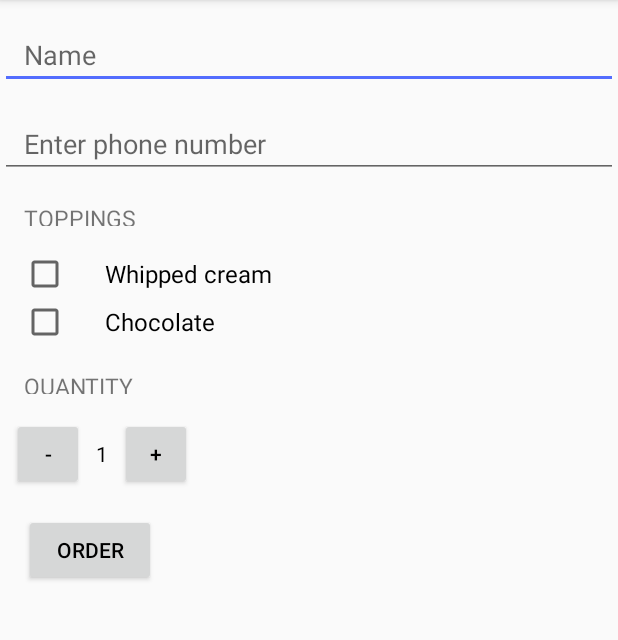
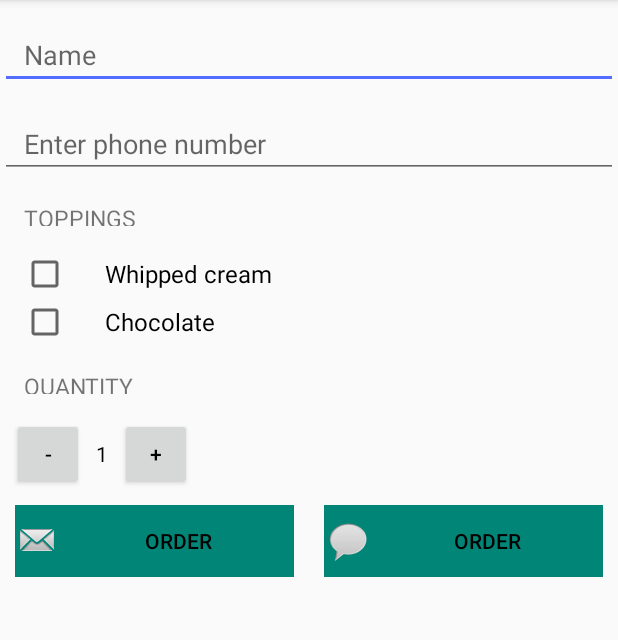
Before and after one commit to Ramasindi/Coffee-ordering-App, an Android app: the screen it shows after launch (MainActivity), on a phone screen of 412 x 824 dp, the part 84-724 px from its top. Run offline under Robolectric (Android 15) with nearby library versions, the phone set to English and light mode, and no system bars.

Commit message:
adapt best practices on activity_main layout

```diff
--- a/app/src/main/java/com/thalukanyo/android/coffeorder/MainActivity.java
+++ b/app/src/main/java/com/thalukanyo/android/coffeorder/MainActivity.java
@@ -104,7 +104,7 @@ public class MainActivity extends AppCompatActivity {
      * This method is for decrementing
      */
 
-    public void decrement(View view) {
+    public void reduceQuantity(View view) {
         if (quantity == 1) {
             Toast.makeText(this, "You can not have less than one coffee", Toast.LENGTH_SHORT).show();
             return;
@@ -113,19 +113,11 @@ public class MainActivity extends AppCompatActivity {
         displayQuantity(quantity);
     }
 
-
-    /**
-     * This method displays the given quantity value on the screen.
-     */
     private void displayQuantity(int number) {
         TextView quantityTextView = findViewById(
                 R.id.quantity_text_view);
         quantityTextView.setText("" + number);
     }
-
-    /**
-     * Calculates the price of the order.
-     */
 
     private int calculatePrice(boolean whippedCream, boolean chocolate) {
         int price = quantity * 5;
@@ -137,10 +129,5 @@ public class MainActivity extends AppCompatActivity {
         }
         return price;
     }
-    /**
-     * This method displays the given text on the screen.
-
-     */
-
 
 }
--- a/app/src/main/res/layout/activity_main.xml
+++ b/app/src/main/res/layout/activity_main.xml
@@ -1,66 +1,88 @@
 <?xml version="1.0" encoding="utf-8"?>
 <ScrollView xmlns:android="http://schemas.android.com/apk/res/android"
 
+    xmlns:tools="http://schemas.android.com/tools"
     android:layout_width="match_parent"
     android:layout_height="match_parent">
 
-    <LinearLayout xmlns:android="http://schemas.android.com/apk/res/android"
-        xmlns:tools="http://schemas.android.com/tools"
+    <LinearLayout
         android:layout_width="match_parent"
-        android:layout_height="match_parent"
+        android:layout_height="wrap_content"
         android:orientation="vertical"
         tools:context=".MainActivity">
 
         <EditText
-            android:paddingTop="24dp"
             android:id="@+id/editname_text_view"
-          android:paddingLeft="16dp"
             android:layout_width="match_parent"
             android:layout_height="wrap_content"
-            android:hint="Name"
-            android:inputType="textCapWords" />
+            android:hint="@string/tv_name"
+            android:importantForAutofill="no"
+            android:inputType="textCapWords"
+            android:paddingLeft="16dp"
+            android:paddingTop="24dp"
+            android:paddingRight="0dp"
+            android:paddingStart="16dp"
+            android:paddingEnd="0dp" />
+
         <EditText
-            android:paddingTop="24dp"
             android:id="@+id/editnumber_text_view"
-            android:paddingLeft="16dp"
             android:layout_width="match_parent"
             android:layout_height="wrap_content"
-            android:hint="Enter phone number"
-            android:inputType="textCapWords" />
+            android:hint="@string/phone_number"
+            android:importantForAutofill="no"
+            android:inputType="textCapWords"
+            android:paddingLeft="16dp"
+            android:paddingTop="24dp"
+            android:paddingRight="0dp"
+            android:paddingStart="16dp"
+            android:paddingEnd="0dp" />
 
         <TextView
+            style="@style/HeaderText"
             android:paddingLeft="16dp"
             android:paddingTop="16dp"
+            android:paddingRight="0dp"
+            android:paddingBottom="16dp"
             android:text="@string/toppings"
-            android:paddingBottom="16dp"
-            style="@style/HeaderText"/>
+            android:paddingStart="16dp"
+            android:paddingEnd="0dp" />
 
         <CheckBox
             android:id="@+id/whipped_cream_checkBox"
             android:layout_width="wrap_content"
             android:layout_height="wrap_content"
+            android:layout_marginStart="14dp"
             android:layout_marginLeft="14dp"
+            android:paddingStart="24dp"
             android:paddingLeft="24dp"
-            android:text="Whipped cream"
-            android:textSize="16sp" />
+            android:paddingRight="0dp"
+            android:text="@string/cb_whipped_cream"
+            android:textSize="16sp"
+            android:paddingEnd="0dp" />
 
         <CheckBox
             android:id="@+id/chocolate_checkbox"
             android:layout_width="wrap_content"
             android:layout_height="wrap_content"
+            android:layout_marginStart="14dp"
             android:layout_marginLeft="14dp"
             android:paddingLeft="24dp"
-            android:text="Chocolate"
-            android:textSize="16sp" />
+            android:paddingRight="0dp"
+            android:text="@string/cb_chocolate"
+            android:textSize="16sp"
+            android:paddingStart="24dp"
+            android:paddingEnd="0dp" />
 
         <TextView
 
+            style="@style/HeaderText"
             android:paddingLeft="16dp"
             android:paddingTop="16dp"
-            style="@style/HeaderText"
+            android:paddingRight="0dp"
+            android:paddingBottom="16dp"
             android:text="@string/quantity"
-            android:paddingBottom="16dp"
-             />
+            android:paddingStart="16dp"
+            android:paddingEnd="0dp" />
 
 
         <LinearLayout
@@ -74,8 +96,9 @@
                 android:layout_height="48dp"
                 android:layout_marginLeft="8dp"
                 android:onClick="decrement"
-                android:text="-"
-                android:textColor="#000000" />
+                android:text="@string/dash"
+                android:textColor="#000000"
+                android:layout_marginStart="8dp" />
 
             <TextView
                 android:id="@+id/quantity_text_view"
@@ -83,7 +106,7 @@
                 android:layout_height="wrap_content"
                 android:layout_marginLeft="8dp"
                 android:layout_marginRight="8dp"
-                android:text="1"
+                android:text="@string/tv_quantinty"
                 android:textColor="#000000" />
 
             <Button
@@ -91,20 +114,47 @@
                 android:layout_width="48dp"
                 android:layout_height="48dp"
                 android:onClick="increment"
-                android:text="+"
+                android:text="@string/plus"
                 android:textColor="#000000" />
         </LinearLayout>
 
 
+        <LinearLayout
+            android:layout_width="match_parent"
+            android:layout_height="match_parent"
+            android:orientation="horizontal">
+
+            <Button
+                android:id="@+id/button3"
+                style="@style/Widget.AppCompat.Button.Borderless"
+                android:layout_width="wrap_content"
+                android:layout_height="wrap_content"
+                android:layout_margin="10dp"
+                android:layout_weight="1"
+                android:background="@color/colorPrimary"
+                android:drawableStart="@android:drawable/sym_action_email"
+                android:drawableLeft="@android:drawable/sym_action_email"
+                android:drawablePadding="1dp"
+                android:onClick="submitOrder"
+                android:text="@string/btn_order"
+                android:textColor="#000000" />
+
             <Button
                 android:id="@+id/button"
+                style="@style/Widget.AppCompat.Button.Borderless"
                 android:layout_width="wrap_content"
-        android:layout_marginTop="16dp"
                 android:layout_height="wrap_content"
-            android:layout_marginLeft="16dp"
+                android:layout_margin="10dp"
+                android:layout_weight="1"
+                android:background="@color/colorPrimary"
+                android:drawableStart="@android:drawable/sym_action_chat"
+                android:drawableLeft="@android:drawable/sym_action_chat"
                 android:onClick="submitOrder"
-            android:text="order"
+                android:text="@string/btn_order"
                 android:textColor="#000000" />
+
+        </LinearLayout>
+
     </LinearLayout>
 
 </ScrollView>
--- a/app/src/main/res/values/strings.xml
+++ b/app/src/main/res/values/strings.xml
@@ -4,4 +4,12 @@
     <string name="toppings">Toppings</string>
     <string name="thank_you">Thank you!</string>
     <string name="quantity">Quantity</string>
+    <string name="phone_number">Enter phone number</string>
+    <string name="dash">-</string>
+    <string name="btn_order">Order</string>
+    <string name="tv_name">Name</string>
+    <string name="cb_chocolate">Chocolate</string>
+    <string name="plus">+</string>
+    <string name="tv_quantinty">1</string>
+    <string name="cb_whipped_cream">Whipped cream</string>
 </resources>
```
Lines whose indentation alone changed are shown as unchanged.
